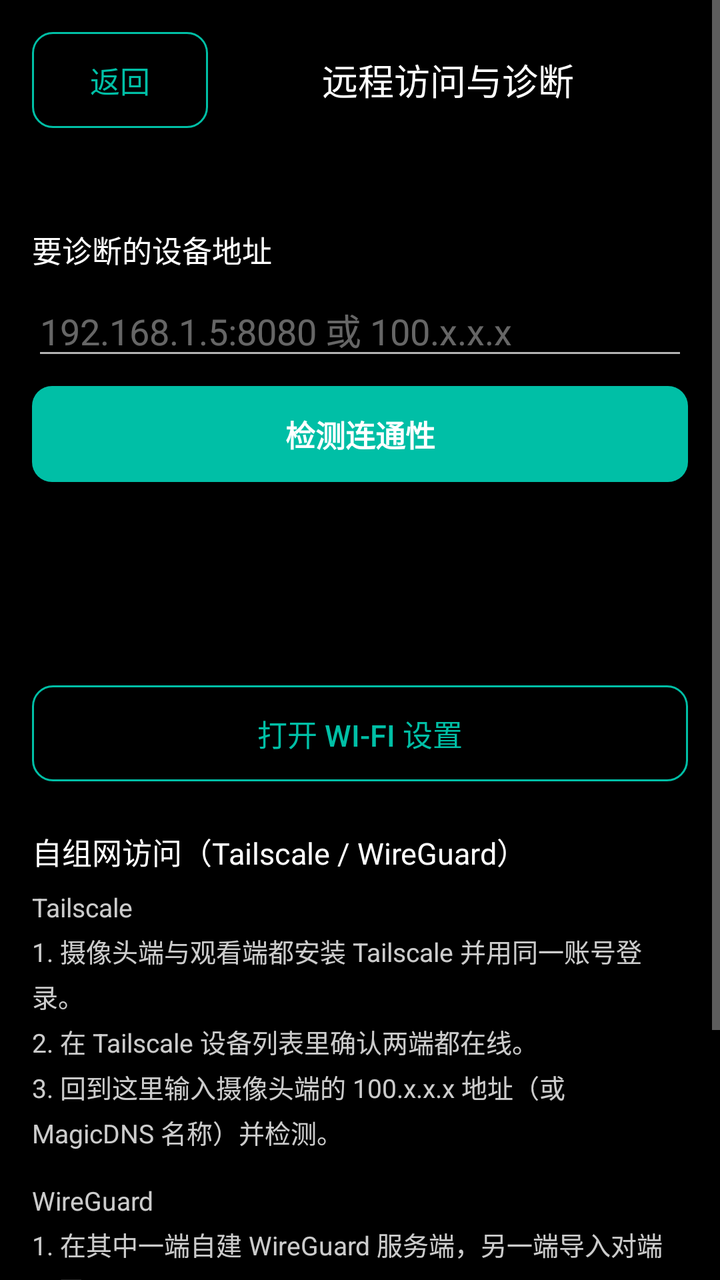
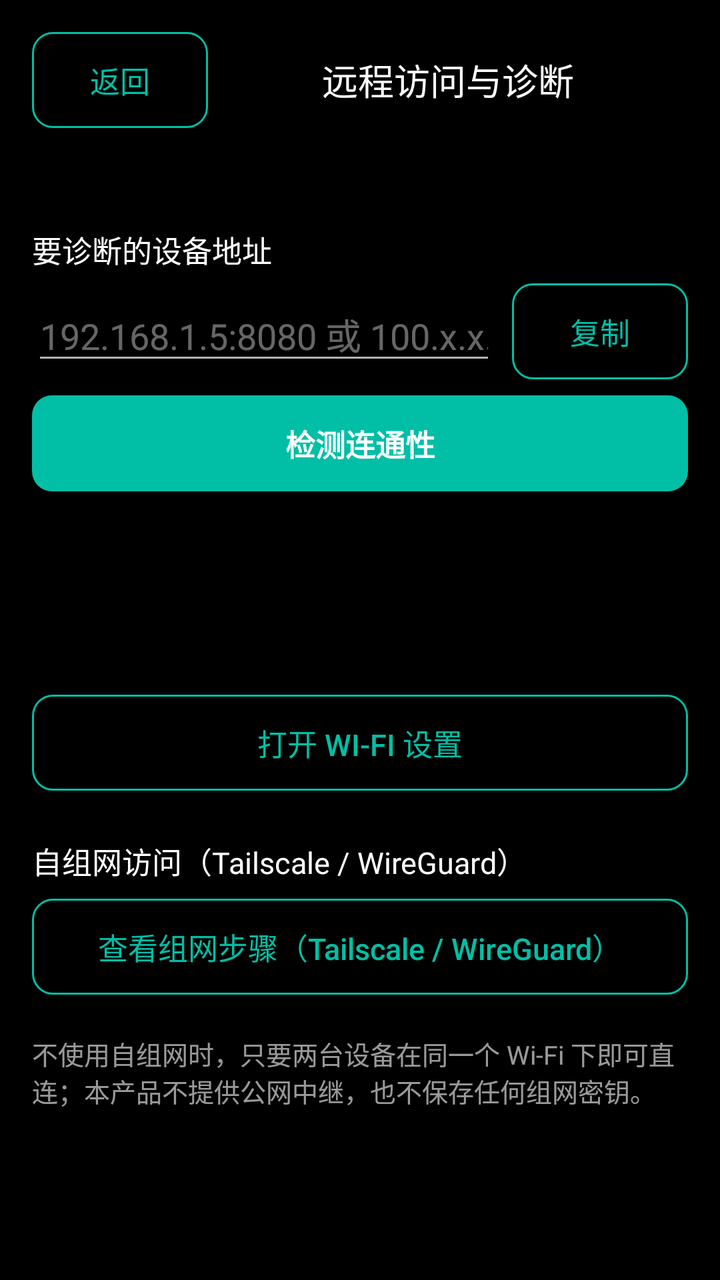

Before-and-after screenshots of an Android layout around one commit, followed by the original layout XML and the change that was made.
<!-- AndroidManifest.xml: application theme Theme.QuietSentry -->
<!-- res/layout/activity_remote_access.xml -->
<?xml version="1.0" encoding="utf-8"?>
<ScrollView xmlns:android="http://schemas.android.com/apk/res/android"
    android:layout_width="match_parent"
    android:layout_height="match_parent"
    android:background="@color/qs_bg"
    android:fillViewport="true">

    <LinearLayout
        android:layout_width="match_parent"
        android:layout_height="wrap_content"
        android:orientation="vertical"
        android:padding="@dimen/qs_space_16">

        <LinearLayout
            android:layout_width="match_parent"
            android:layout_height="wrap_content"
            android:gravity="center_vertical"
            android:orientation="horizontal">

            <Button
                android:id="@+id/remote_back"
                android:layout_width="wrap_content"
                android:layout_height="wrap_content"
                style="@style/Widget.QuietSentry.SecondaryButton"
                android:text="@string/remote_back" />

            <TextView
                android:layout_width="0dp"
                android:layout_height="wrap_content"
                android:layout_weight="1"
                android:gravity="center"
                android:text="@string/remote_title"
                android:textColor="@color/qs_text"
                android:textSize="@dimen/qs_text_subtitle" />
        </LinearLayout>

        <TextView
            android:id="@+id/remote_network"
            android:layout_width="match_parent"
            android:layout_height="wrap_content"
            android:layout_marginTop="@dimen/qs_space_12"
            android:textColor="@color/qs_text_muted"
            android:textSize="@dimen/qs_text_status" />

        <TextView
            android:layout_width="match_parent"
            android:layout_height="wrap_content"
            android:layout_marginTop="@dimen/qs_space_20"
            android:text="@string/remote_target_label"
            android:textColor="@color/qs_text"
            android:textSize="@dimen/qs_text_body" />

        <EditText
            android:id="@+id/remote_target"
            android:layout_width="match_parent"
            android:layout_height="wrap_content"
            android:layout_marginTop="@dimen/qs_space_6"
            android:hint="@string/remote_target_hint"
            android:inputType="textNoSuggestions"
            android:textColor="@color/qs_text"
            android:textColorHint="@color/qs_text_hint" />

        <Button
            android:id="@+id/remote_probe"
            android:layout_width="match_parent"
            android:layout_height="wrap_content"
            android:layout_marginTop="@dimen/qs_space_8"
            style="@style/Widget.QuietSentry.PrimaryButton"
            android:text="@string/remote_probe" />

        <TextView
            android:id="@+id/remote_lan_result"
            android:layout_width="match_parent"
            android:layout_height="wrap_content"
            android:layout_marginTop="@dimen/qs_space_12"
            android:textColor="@color/qs_idle"
            android:textSize="@dimen/qs_text_status" />

        <TextView
            android:id="@+id/remote_overlay_result"
            android:layout_width="match_parent"
            android:layout_height="wrap_content"
            android:layout_marginTop="@dimen/qs_space_6"
            android:textColor="@color/qs_idle"
            android:textSize="@dimen/qs_text_status" />

        <TextView
            android:id="@+id/remote_result"
            android:layout_width="match_parent"
            android:layout_height="wrap_content"
            android:layout_marginTop="@dimen/qs_space_12"
            android:textColor="@color/qs_text"
            android:textSize="@dimen/qs_text_body" />

        <Button
            android:id="@+id/remote_wifi_settings"
            android:layout_width="match_parent"
            android:layout_height="wrap_content"
            android:layout_marginTop="@dimen/qs_space_16"
            style="@style/Widget.QuietSentry.SecondaryButton"
            android:text="@string/remote_wifi_settings" />

        <TextView
            android:layout_width="match_parent"
            android:layout_height="wrap_content"
            android:layout_marginTop="@dimen/qs_space_24"
            android:text="@string/remote_guide_title"
            android:textColor="@color/qs_text"
            android:textSize="@dimen/qs_text_body" />

        <TextView
            android:id="@+id/remote_guide_tailscale"
            android:layout_width="match_parent"
            android:layout_height="wrap_content"
            android:layout_marginTop="@dimen/qs_space_8"
            android:lineSpacingExtra="@dimen/qs_space_4"
            android:text="@string/remote_guide_tailscale"
            android:textColor="@color/qs_inline_text_80"
            android:textSize="@dimen/qs_text_status" />

        <TextView
            android:id="@+id/remote_guide_wireguard"
            android:layout_width="match_parent"
            android:layout_height="wrap_content"
            android:layout_marginTop="@dimen/qs_space_16"
            android:lineSpacingExtra="@dimen/qs_space_4"
            android:text="@string/remote_guide_wireguard"
            android:textColor="@color/qs_inline_text_80"
            android:textSize="@dimen/qs_text_status" />

        <TextView
            android:id="@+id/remote_fallback"
            android:layout_width="match_parent"
            android:layout_height="wrap_content"
            android:layout_marginTop="@dimen/qs_space_20"
            android:text="@string/remote_fallback"
            android:textColor="@color/qs_text_muted"
            android:textSize="@dimen/qs_text_status" />
    </LinearLayout>
</ScrollView>
<!-- resources referenced by this layout -->
<resources>
  <color name="qs_bg">#FF000000</color>
  <color name="qs_idle">#FF9E9E9E</color>
  <color name="qs_inline_text_80">#CCFFFFFF</color>
  <color name="qs_text">#FFFFFFFF</color>
  <color name="qs_text_hint">#66FFFFFF</color>
  <color name="qs_text_muted">#99FFFFFF</color>
  <dimen name="qs_space_12">12dp</dimen>
  <dimen name="qs_space_16">16dp</dimen>
  <dimen name="qs_space_20">20dp</dimen>
  <dimen name="qs_space_24">24dp</dimen>
  <dimen name="qs_space_4">4dp</dimen>
  <dimen name="qs_space_6">6dp</dimen>
  <dimen name="qs_space_8">8dp</dimen>
  <dimen name="qs_text_body">15sp</dimen>
  <dimen name="qs_text_status">13sp</dimen>
  <dimen name="qs_text_subtitle">18sp</dimen>
  <string name="remote_back">返回</string>
  <string name="remote_fallback">不使用自组网时，只要两台设备在同一个 Wi-Fi 下即可直连；本产品不提供公网中继，也不保存任何组网密钥。</string>
  <string name="remote_guide_tailscale">Tailscale\n1. 摄像头端与观看端都安装 Tailscale 并用同一账号登录。\n2. 在 Tailscale 设备列表里确认两端都在线。\n3. 回到这里输入摄像头端的 100.x.x.x 地址（或 MagicDNS 名称）并检测。</string>
  <string name="remote_guide_title">自组网访问（Tailscale / WireGuard）</string>
  <string name="remote_guide_wireguard">WireGuard\n1. 在其中一端自建 WireGuard 服务端，另一端导入对端配置。\n2. 两端能互相访问后，用对端的隧道地址加端口检测。\n3. 隧道断开后隧道地址不会自动恢复，需要重新连接 VPN。</string>
  <string name="remote_probe">检测连通性</string>
  <string name="remote_target_hint">192.168.1.5:8080 或 100.x.x.x</string>
  <string name="remote_target_label">要诊断的设备地址</string>
  <string name="remote_title">远程访问与诊断</string>
  <string name="remote_wifi_settings">打开 Wi-Fi 设置</string>
  <style name="Theme.QuietSentry" parent="Theme.AppCompat.NoActionBar">
          <item name="android:windowBackground">@android:color/black</item>
          <item name="android:statusBarColor">@android:color/black</item>
          <item name="android:navigationBarColor">@android:color/black</item>
          
          <item name="android:windowAnimationStyle">@style/QsWindowAnim</item>
      </style>
  <!-- drawable comp_btn_primary_bg (drawable) -->
  <?xml version="1.0" encoding="utf-8"?>
  <shape xmlns:android="http://schemas.android.com/apk/res/android"
      android:shape="rectangle">
      <solid android:color="@android:color/white" />
      <corners android:radius="@dimen/qs_radius_button" />
  </shape>
  <dimen name="qs_size_button">48dp</dimen>
  <color name="qs_accent">#FF00BFA6</color>
  <style name="QsWindowAnim">
          <item name="android:windowEnterAnimation">@anim/fade_slide_in</item>
          <item name="android:windowExitAnimation">@anim/fade_out</item>
      </style>
  <dimen name="qs_radius_button">10dp</dimen>
  <!-- drawable comp_shape_stroke_muted (drawable) -->
  <?xml version="1.0" encoding="utf-8"?>
  <shape xmlns:android="http://schemas.android.com/apk/res/android"
      android:shape="rectangle">
      <solid android:color="@android:color/transparent" />
      <stroke android:width="1dp" android:color="@color/qs_text_muted" />
      <corners android:radius="@dimen/qs_radius_button" />
  </shape>
  <!-- drawable comp_shape_stroke_accent_soft (drawable) -->
  <?xml version="1.0" encoding="utf-8"?>
  <shape xmlns:android="http://schemas.android.com/apk/res/android"
      android:shape="rectangle">
      <solid android:color="@android:color/transparent" />
      <stroke android:width="1dp" android:color="@color/qs_accent_soft" />
      <corners android:radius="@dimen/qs_radius_button" />
  </shape>
  <!-- drawable comp_shape_stroke_accent (drawable) -->
  <?xml version="1.0" encoding="utf-8"?>
  <shape xmlns:android="http://schemas.android.com/apk/res/android"
      android:shape="rectangle">
      <solid android:color="@android:color/transparent" />
      <stroke android:width="1dp" android:color="@color/qs_accent" />
      <corners android:radius="@dimen/qs_radius_button" />
  </shape>
  <color name="qs_accent_soft">#3300BFA6</color>
  <!-- unchanged entries left out for length: 3 -->
</resources>

<!-- the commit's change to res/layout/activity_remote_access.xml (unified diff, before → after) -->
@@ -50,15 +50,33 @@
             android:textColor="@color/qs_text"
             android:textSize="@dimen/qs_text_body" />
 
-        <EditText
-            android:id="@+id/remote_target"
+        <LinearLayout
             android:layout_width="match_parent"
             android:layout_height="wrap_content"
             android:layout_marginTop="@dimen/qs_space_6"
-            android:hint="@string/remote_target_hint"
-            android:inputType="textNoSuggestions"
-            android:textColor="@color/qs_text"
-            android:textColorHint="@color/qs_text_hint" />
+            android:gravity="center_vertical"
+            android:orientation="horizontal">
+
+            <EditText
+                android:id="@+id/remote_target"
+                android:layout_width="0dp"
+                android:layout_height="wrap_content"
+                android:layout_weight="1"
+                android:hint="@string/remote_target_hint"
+                android:inputType="textNoSuggestions"
+                android:textColor="@color/qs_text"
+                android:textColorHint="@color/qs_text_hint" />
+
+            
+            <Button
+                android:id="@+id/remote_copy"
+                style="@style/Widget.QuietSentry.SecondaryButton"
+                android:layout_width="wrap_content"
+                android:layout_height="wrap_content"
+                android:layout_marginStart="@dimen/qs_space_8"
+                android:text="@string/remote_copy"
+                android:textAllCaps="false" />
+        </LinearLayout>
 
         <Button
             android:id="@+id/remote_probe"
@@ -108,6 +126,15 @@
             android:textColor="@color/qs_text"
             android:textSize="@dimen/qs_text_body" />
 
+        <Button
+            android:id="@+id/remote_guide_toggle"
+            style="@style/Widget.QuietSentry.SecondaryButton"
+            android:layout_width="match_parent"
+            android:layout_height="wrap_content"
+            android:layout_marginTop="@dimen/qs_space_8"
+            android:text="@string/remote_guide_expand"
+            android:textAllCaps="false" />
+
         <TextView
             android:id="@+id/remote_guide_tailscale"
             android:layout_width="match_parent"
@@ -116,7 +143,8 @@
             android:lineSpacingExtra="@dimen/qs_space_4"
             android:text="@string/remote_guide_tailscale"
             android:textColor="@color/qs_inline_text_80"
-            android:textSize="@dimen/qs_text_status" />
+            android:textSize="@dimen/qs_text_status"
+            android:visibility="gone" />
 
         <TextView
             android:id="@+id/remote_guide_wireguard"
@@ -126,7 +154,8 @@
             android:lineSpacingExtra="@dimen/qs_space_4"
             android:text="@string/remote_guide_wireguard"
             android:textColor="@color/qs_inline_text_80"
-            android:textSize="@dimen/qs_text_status" />
+            android:textSize="@dimen/qs_text_status"
+            android:visibility="gone" />
 
         <TextView
             android:id="@+id/remote_fallback"
<!-- resource entries referenced after the edit -->
@@ -17,7 +17,9 @@
   <dimen name="qs_text_status">13sp</dimen>
   <dimen name="qs_text_subtitle">18sp</dimen>
   <string name="remote_back">返回</string>
+  <string name="remote_copy">复制</string>
   <string name="remote_fallback">不使用自组网时，只要两台设备在同一个 Wi-Fi 下即可直连；本产品不提供公网中继，也不保存任何组网密钥。</string>
+  <string name="remote_guide_expand">查看组网步骤（Tailscale / WireGuard）</string>
   <string name="remote_guide_tailscale">Tailscale\n1. 摄像头端与观看端都安装 Tailscale 并用同一账号登录。\n2. 在 Tailscale 设备列表里确认两端都在线。\n3. 回到这里输入摄像头端的 100.x.x.x 地址（或 MagicDNS 名称）并检测。</string>
   <string name="remote_guide_title">自组网访问（Tailscale / WireGuard）</string>
   <string name="remote_guide_wireguard">WireGuard\n1. 在其中一端自建 WireGuard 服务端，另一端导入对端配置。\n2. 两端能互相访问后，用对端的隧道地址加端口检测。\n3. 隧道断开后隧道地址不会自动恢复，需要重新连接 VPN。</string>
